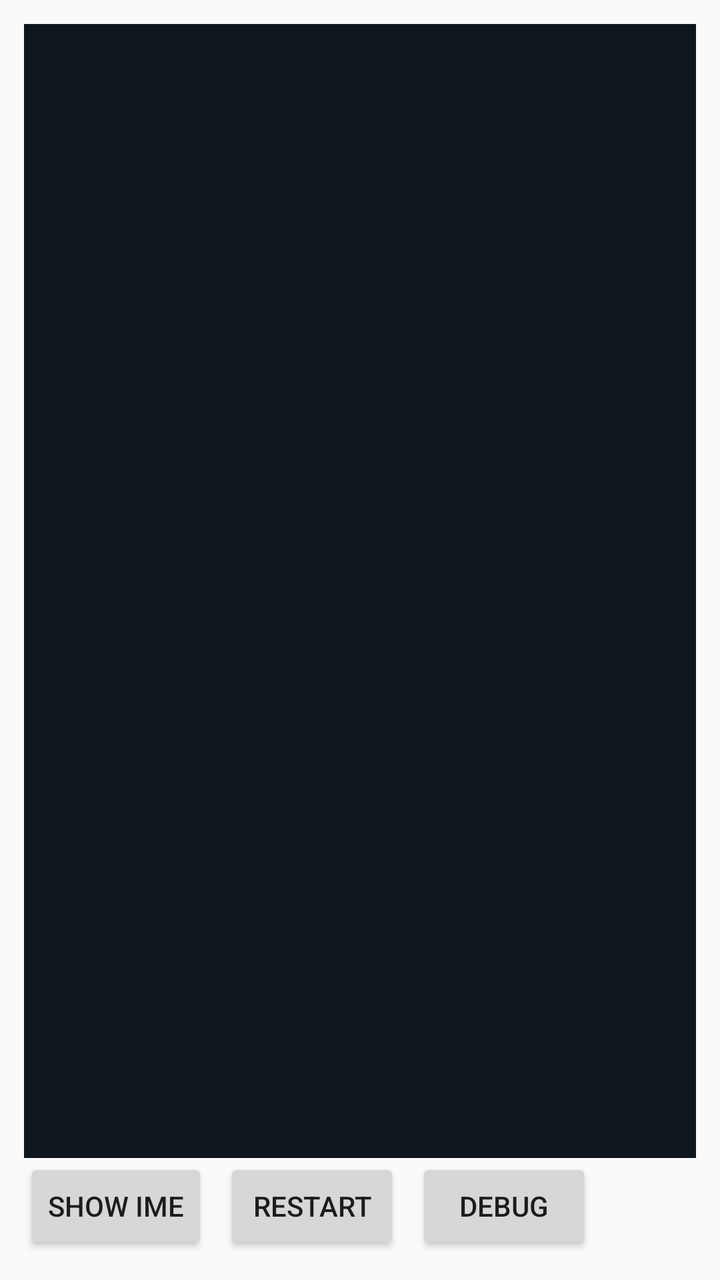
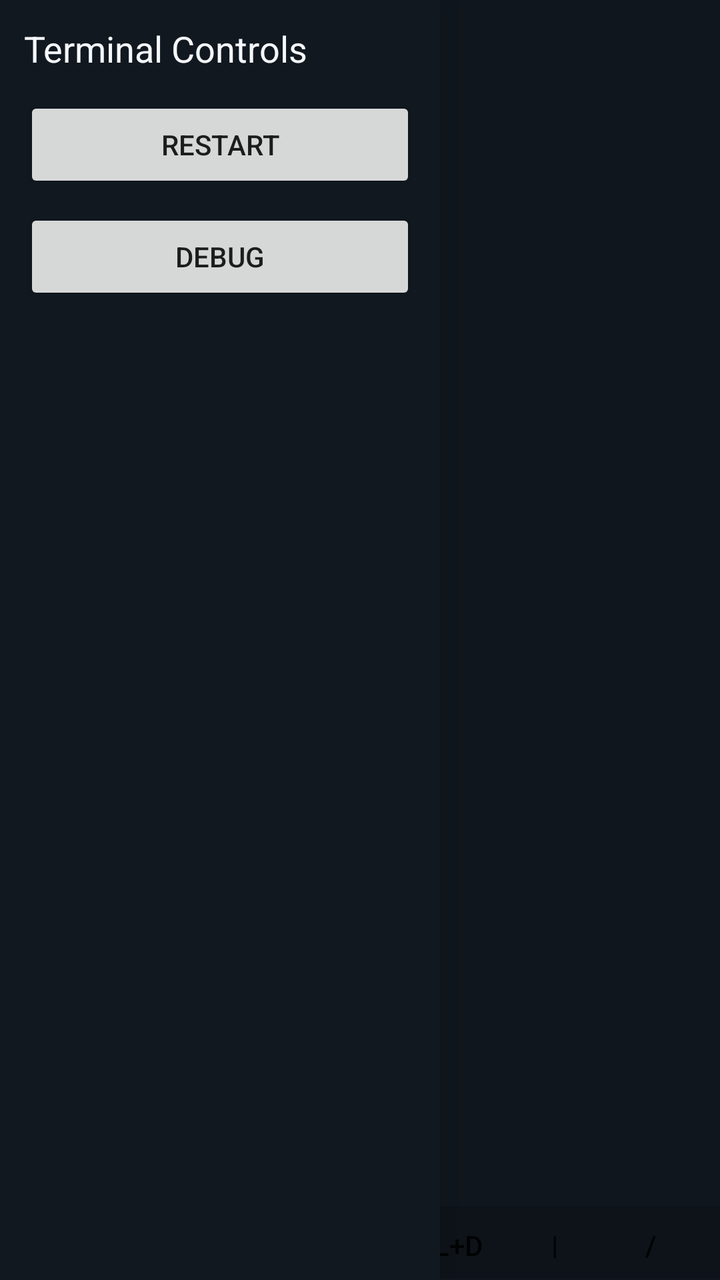

An Android layout rendered at two revisions. The XML below is the earlier revision; the diff shows what the commit changed to produce the second picture.
<!-- AndroidManifest.xml: application theme android:Theme.Material.Light.NoActionBar -->
<!-- res/layout/activity_main.xml -->
<FrameLayout xmlns:android="http://schemas.android.com/apk/res/android"
    android:layout_width="match_parent"
    android:layout_height="match_parent"
    android:padding="12dp">

    <LinearLayout
        android:id="@+id/product_view"
        android:layout_width="match_parent"
        android:layout_height="match_parent"
        android:orientation="vertical">

        <ScrollView
            android:id="@+id/shell_output_scroll"
            android:layout_width="match_parent"
            android:layout_height="0dp"
            android:layout_weight="1"
            android:background="#10161d"
            android:fillViewport="true">

            <TextView
                android:id="@+id/shell_output_text"
                android:layout_width="match_parent"
                android:layout_height="wrap_content"
                android:fontFamily="monospace"
                android:padding="8dp"
                android:textColor="#f5f7fa"
                android:textSize="13sp"
                android:typeface="monospace" />
        </ScrollView>

        <LinearLayout
            android:layout_width="match_parent"
            android:layout_height="wrap_content"
            android:gravity="center_vertical"
            android:orientation="horizontal">

            <Button
                android:id="@+id/ime_toggle_button"
                android:layout_width="wrap_content"
                android:layout_height="wrap_content"
                android:text="@string/show_ime" />

            <Button
                android:id="@+id/shell_restart_button"
                android:layout_width="wrap_content"
                android:layout_height="wrap_content"
                android:layout_marginStart="8dp"
                android:text="@string/shell_restart_short" />

            <Button
                android:id="@+id/view_mode_button"
                android:layout_width="wrap_content"
                android:layout_height="wrap_content"
                android:layout_marginStart="8dp"
                android:text="@string/show_debug_short" />
        </LinearLayout>

        <FrameLayout
            android:id="@+id/product_surface_container"
            android:layout_width="1dp"
            android:layout_height="1dp"
            android:alpha="0"
            android:background="#162028" />
    </LinearLayout>

    <LinearLayout
        android:id="@+id/debug_view"
        android:layout_width="match_parent"
        android:layout_height="match_parent"
        android:orientation="vertical"
        android:visibility="gone">

        <LinearLayout
            android:layout_width="match_parent"
            android:layout_height="wrap_content"
            android:gravity="center_vertical"
            android:orientation="horizontal">

            <TextView
                android:id="@+id/debug_title_text"
                android:layout_width="0dp"
                android:layout_height="wrap_content"
                android:layout_weight="1"
                android:text="@string/debug_view_title"
                android:textAppearance="@android:style/TextAppearance.Material.Medium" />

            <Button
                android:id="@+id/debug_view_mode_button"
                android:layout_width="wrap_content"
                android:layout_height="wrap_content"
                android:layout_marginStart="8dp"
                android:text="@string/show_product_view" />
        </LinearLayout>

        <TextView
            android:id="@+id/status_text"
            android:layout_width="match_parent"
            android:layout_height="wrap_content"
            android:paddingTop="8dp"
            android:paddingBottom="8dp"
            android:text="@string/status_booting"
            android:textAppearance="@android:style/TextAppearance.Material.Medium" />

        <TextView
            android:id="@+id/event_log_label"
            android:layout_width="match_parent"
            android:layout_height="wrap_content"
            android:paddingTop="8dp"
            android:text="@string/event_log_label"
            android:textAppearance="@android:style/TextAppearance.Material.Small" />

        <ScrollView
            android:layout_width="match_parent"
            android:layout_height="0dp"
            android:layout_marginTop="8dp"
            android:layout_weight="1"
            android:fillViewport="true">

            <TextView
                android:id="@+id/event_log"
                android:layout_width="match_parent"
                android:layout_height="wrap_content"
                android:fontFamily="monospace"
                android:paddingTop="8dp"
                android:textAppearance="@android:style/TextAppearance.Material.Small" />
        </ScrollView>
    </LinearLayout>

</FrameLayout>
<!-- resources referenced by this layout -->
<resources>
  <string name="debug_view_title">Debug View</string>
  <string name="event_log_label">Event Log</string>
  <string name="shell_restart_short">Restart</string>
  <string name="show_debug_short">Debug</string>
  <string name="show_ime">Show IME</string>
  <string name="show_product_view">Show Product</string>
  <string name="status_booting">state=booting</string>
</resources>

<!-- the commit's change to res/layout/activity_main.xml (unified diff, before → after) -->
@@ -1,7 +1,8 @@
 <FrameLayout xmlns:android="http://schemas.android.com/apk/res/android"
+    android:id="@+id/root_view"
     android:layout_width="match_parent"
     android:layout_height="match_parent"
-    android:padding="12dp">
+    android:background="#10161d">
 
     <LinearLayout
         android:id="@+id/product_view"
@@ -22,38 +23,110 @@
                 android:layout_width="match_parent"
                 android:layout_height="wrap_content"
                 android:fontFamily="monospace"
-                android:padding="8dp"
+                android:padding="4dp"
                 android:textColor="#f5f7fa"
                 android:textSize="13sp"
                 android:typeface="monospace" />
         </ScrollView>
 
-        <LinearLayout
-            android:layout_width="match_parent"
-            android:layout_height="wrap_content"
-            android:gravity="center_vertical"
-            android:orientation="horizontal">
-
-            <Button
-                android:id="@+id/ime_toggle_button"
+        <HorizontalScrollView
+            android:id="@+id/input_assist_scroll"
+            android:layout_width="match_parent"
+            android:layout_height="36dp"
+            android:background="#0d1319"
+            android:fillViewport="false"
+            android:scrollbars="none">
+
+            <LinearLayout
+                android:id="@+id/input_assist_bar"
                 android:layout_width="wrap_content"
-                android:layout_height="wrap_content"
-                android:text="@string/show_ime" />
-
-            <Button
-                android:id="@+id/shell_restart_button"
-                android:layout_width="wrap_content"
-                android:layout_height="wrap_content"
-                android:layout_marginStart="8dp"
-                android:text="@string/shell_restart_short" />
-
-            <Button
-                android:id="@+id/view_mode_button"
-                android:layout_width="wrap_content"
-                android:layout_height="wrap_content"
-                android:layout_marginStart="8dp"
-                android:text="@string/show_debug_short" />
-        </LinearLayout>
+                android:layout_height="match_parent"
+                android:gravity="center_vertical"
+                android:orientation="horizontal"
+                android:paddingStart="4dp"
+                android:paddingEnd="4dp">
+
+                <Button
+                    android:id="@+id/assist_esc_button"
+                    style="@android:style/Widget.Material.Button.Borderless"
+                    android:layout_width="wrap_content"
+                    android:layout_height="match_parent"
+                    android:minWidth="48dp"
+                    android:text="@string/assist_esc" />
+
+                <Button
+                    android:id="@+id/assist_tab_button"
+                    style="@android:style/Widget.Material.Button.Borderless"
+                    android:layout_width="wrap_content"
+                    android:layout_height="match_parent"
+                    android:minWidth="48dp"
+                    android:text="@string/assist_tab" />
+
+                <Button
+                    android:id="@+id/assist_ctrl_c_button"
+                    style="@android:style/Widget.Material.Button.Borderless"
+                    android:layout_width="wrap_content"
+                    android:layout_height="match_parent"
+                    android:minWidth="58dp"
+                    android:text="@string/assist_ctrl_c" />
+
+                <Button
+                    android:id="@+id/assist_ctrl_d_button"
+                    style="@android:style/Widget.Material.Button.Borderless"
+                    android:layout_width="wrap_content"
+                    android:layout_height="match_parent"
+                    android:minWidth="58dp"
+                    android:text="@string/assist_ctrl_d" />
+
+                <Button
+                    android:id="@+id/assist_pipe_button"
+                    style="@android:style/Widget.Material.Button.Borderless"
+                    android:layout_width="wrap_content"
+                    android:layout_height="match_parent"
+                    android:minWidth="48dp"
+                    android:text="@string/assist_pipe" />
+
+                <Button
+                    android:id="@+id/assist_slash_button"
+                    style="@android:style/Widget.Material.Button.Borderless"
+                    android:layout_width="wrap_content"
+                    android:layout_height="match_parent"
+                    android:minWidth="48dp"
+                    android:text="@string/assist_slash" />
+
+                <Button
+                    android:id="@+id/assist_up_button"
+                    style="@android:style/Widget.Material.Button.Borderless"
+                    android:layout_width="wrap_content"
+                    android:layout_height="match_parent"
+                    android:minWidth="48dp"
+                    android:text="@string/assist_up" />
+
+                <Button
+                    android:id="@+id/assist_down_button"
+                    style="@android:style/Widget.Material.Button.Borderless"
+                    android:layout_width="wrap_content"
+                    android:layout_height="match_parent"
+                    android:minWidth="48dp"
+                    android:text="@string/assist_down" />
+
+                <Button
+                    android:id="@+id/assist_left_button"
+                    style="@android:style/Widget.Material.Button.Borderless"
+                    android:layout_width="wrap_content"
+                    android:layout_height="match_parent"
+                    android:minWidth="48dp"
+                    android:text="@string/assist_left" />
+
+                <Button
+                    android:id="@+id/assist_right_button"
+                    style="@android:style/Widget.Material.Button.Borderless"
+                    android:layout_width="wrap_content"
+                    android:layout_height="match_parent"
+                    android:minWidth="48dp"
+                    android:text="@string/assist_right" />
+            </LinearLayout>
+        </HorizontalScrollView>
 
         <FrameLayout
             android:id="@+id/product_surface_container"
@@ -68,6 +141,7 @@
         android:layout_width="match_parent"
         android:layout_height="match_parent"
         android:orientation="vertical"
+        android:padding="12dp"
         android:visibility="gone">
 
         <LinearLayout
@@ -126,4 +200,51 @@
         </ScrollView>
     </LinearLayout>
 
+    <View
+        android:id="@+id/drawer_scrim"
+        android:layout_width="match_parent"
+        android:layout_height="match_parent"
+        android:background="#66000000"
+        android:visibility="gone" />
+
+    <LinearLayout
+        android:id="@+id/left_sidebar"
+        android:layout_width="220dp"
+        android:layout_height="match_parent"
+        android:layout_gravity="start"
+        android:background="#111820"
+        android:elevation="12dp"
+        android:orientation="vertical"
+        android:padding="12dp">
+
+        <TextView
+            android:id="@+id/sidebar_title"
+            android:layout_width="match_parent"
+            android:layout_height="wrap_content"
+            android:paddingBottom="12dp"
+            android:text="@string/sidebar_title"
+            android:textAppearance="@android:style/TextAppearance.Material.Medium"
+            android:textColor="#f5f7fa" />
+
+        <Button
+            android:id="@+id/sidebar_restart_button"
+            android:layout_width="match_parent"
+            android:layout_height="wrap_content"
+            android:text="@string/shell_restart_short" />
+
+        <Button
+            android:id="@+id/sidebar_debug_button"
+            android:layout_width="match_parent"
+            android:layout_height="wrap_content"
+            android:layout_marginTop="8dp"
+            android:text="@string/show_debug_short" />
+    </LinearLayout>
+
+    <View
+        android:id="@+id/left_edge_swipe_hotspot"
+        android:layout_width="20dp"
+        android:layout_height="match_parent"
+        android:layout_gravity="start"
+        android:background="#00000000" />
+
 </FrameLayout>
<!-- resource entries referenced after the edit -->
@@ -1,11 +1,21 @@
 <!-- resources referenced by this layout -->
 <resources>
+  <string name="assist_ctrl_c">Ctrl+C</string>
+  <string name="assist_ctrl_d">Ctrl+D</string>
+  <string name="assist_down">Down</string>
+  <string name="assist_esc">Esc</string>
+  <string name="assist_left">Left</string>
+  <string name="assist_pipe">|</string>
+  <string name="assist_right">Right</string>
+  <string name="assist_slash">/</string>
+  <string name="assist_tab">Tab</string>
+  <string name="assist_up">Up</string>
   <string name="debug_view_title">Debug View</string>
   <string name="event_log_label">Event Log</string>
   <string name="shell_restart_short">Restart</string>
   <string name="show_debug_short">Debug</string>
-  <string name="show_ime">Show IME</string>
   <string name="show_product_view">Show Product</string>
+  <string name="sidebar_title">Terminal Controls</string>
   <string name="status_booting">state=booting</string>
 </resources>
 
